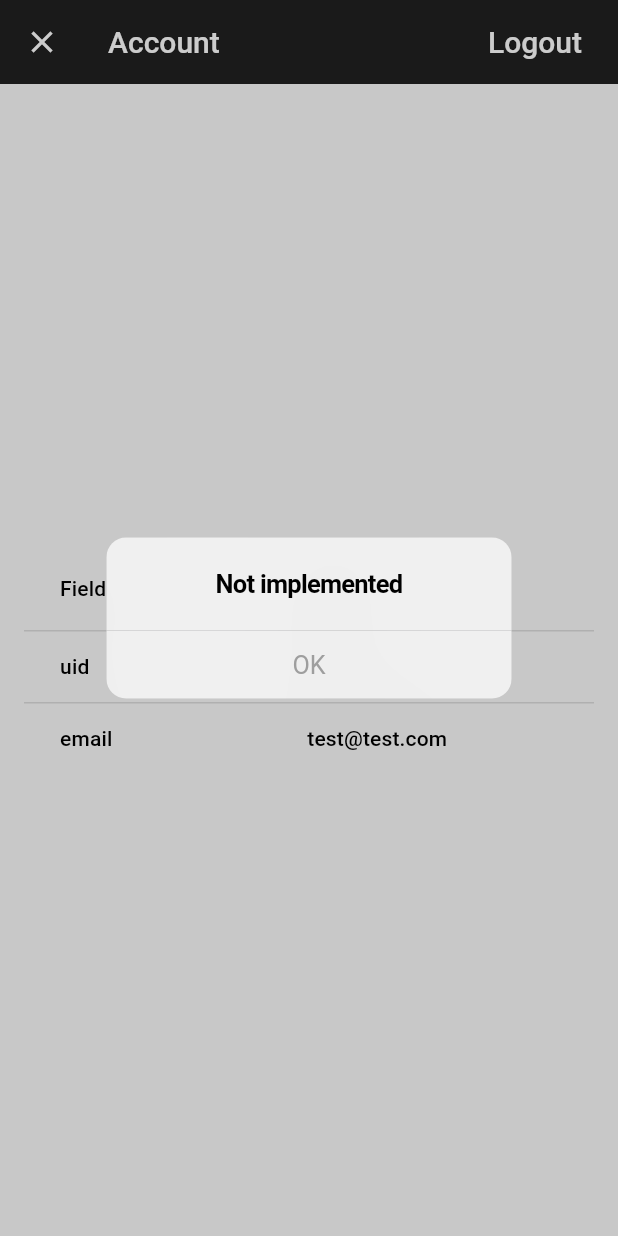
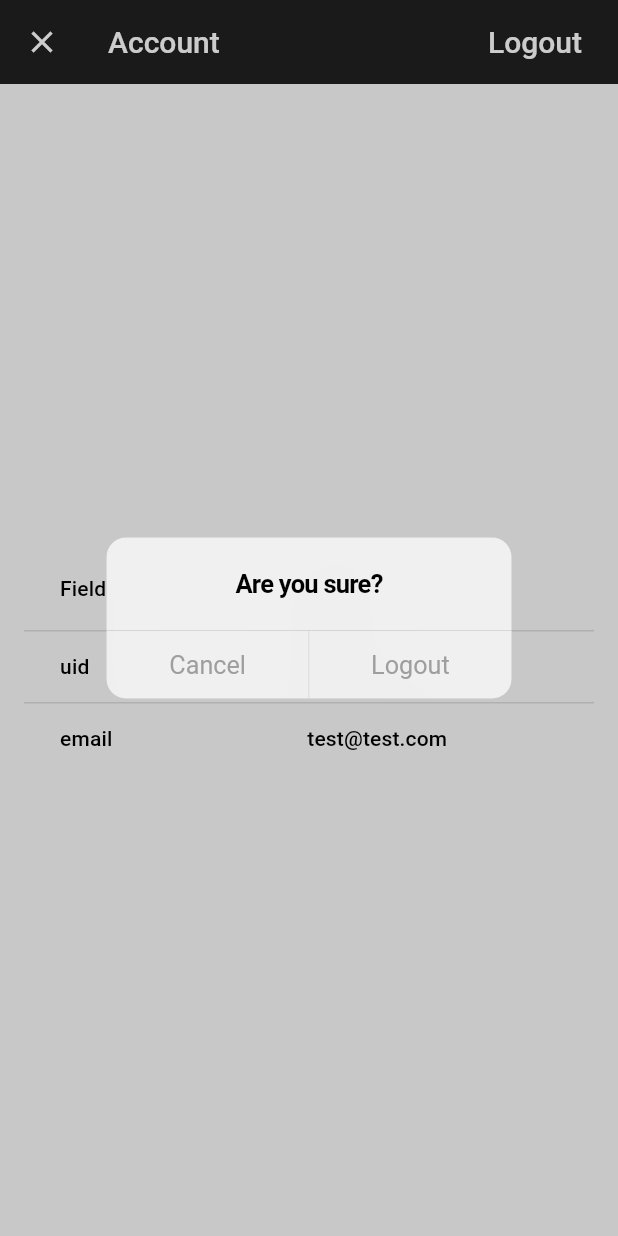
Before and after one commit to aptx113/ecommerce_app, a Flutter app: the AccountScreen screen opened by its route, after a tap on "Logout", on a phone screen of 412 x 824 dp. Run offline on Flutter 3.47's test engine with Material 2 defaults, Android fonts, the phone set to English and light mode, and no system bars; our stand-ins replace flutter_layout_grid, flutter_rating_bar, go_router; generated files the repository leaves out were written again.

```diff
--- a/lib/src/features/account/account_screen.dart
+++ b/lib/src/features/account/account_screen.dart
@@ -1,9 +1,11 @@
 import 'package:flutter/material.dart';
+import 'package:flutter_gen/gen_l10n/app_localizations.dart';
 
 import '../../common_widgets/action_text_button.dart';
 import '../../common_widgets/alert_dialogs.dart';
 import '../../common_widgets/responsive_center.dart';
 import '../../constants/app_sizes.dart';
+import '../../localization/app_localizations_of.dart';
 import '../../localization/string_hardcoded.dart';
 import '../../models/app_user.dart';
 
@@ -14,12 +16,16 @@ class AccountScreen extends StatelessWidget {
   Widget build(BuildContext context) {
     return Scaffold(
       appBar: AppBar(
-        title: Text('Account'.hardcoded),
+        title: Text(context.localizations!.account),
         actions: [
           ActionTextButton(
-            text: 'Logout'.hardcoded,
+            text: context.localizations!.logout,
             onPressed: () async {
-              showNotImplementedAlertDialog(context: context);
+              final logout = await showAlertDialog(
+                  context: context,
+                  title: AppLocalizations.of(context)!.areYouSure,
+                  cancelActionText: AppLocalizations.of(context)!.cancel,
+                  defaultActionText: AppLocalizations.of(context)!.logout);
             },
           )
         ],
@@ -41,24 +47,24 @@ class UserDataTable extends StatelessWidget {
     return DataTable(columns: [
       DataColumn(
         label: Text(
-          'Field'.hardcoded,
+          context.localizations!.field,
           style: style,
         ),
       ),
       DataColumn(
         label: Text(
-          'Value'.hardcoded,
+          context.localizations!.value,
           style: style,
         ),
       )
     ], rows: [
       _makeDataRow(
-        'uid'.hardcoded,
+        context.localizations!.uidLowercase,
         user.uid,
         style,
       ),
       _makeDataRow(
-        'email'.hardcoded,
+        context.localizations!.emailLowercase,
         user.email ?? '',
         style,
       )
--- a/lib/src/features/checkout/checkout_screen.dart
+++ b/lib/src/features/checkout/checkout_screen.dart
@@ -1,6 +1,6 @@
 import 'package:flutter/material.dart';
 
-import "../../localization/string_hardcoded.dart";
+import '../../localization/app_localizations_of.dart';
 import '../sign_in/email_password_sign_in_screen.dart';
 import '../sign_in/email_password_sign_in_state.dart';
 import 'payment/payment_page.dart';
@@ -40,8 +40,8 @@ class _CheckoutScreenState extends State<CheckoutScreen> {
   @override
   Widget build(BuildContext context) {
     final title = _subRoute == CheckoutSubRoute.register
-        ? 'Register'.hardcoded
-        : 'Payment'.hardcoded;
+        ? context.localizations!.register
+        : context.localizations!.payment;
 
     return Scaffold(
       appBar: AppBar(
--- a/lib/src/features/home_app_bar/home_app_bar.dart
+++ b/lib/src/features/home_app_bar/home_app_bar.dart
@@ -36,18 +36,18 @@ class HomeAppBar extends StatelessWidget with PreferredSizeWidget {
             ActionTextButton(
               key: MoreMenuButton.ordersKey,
               text: AppLocalizations.of(context)!.orders,
-              onPressed: () => context.goNamed(AppRoute.orders.name),
+              onPressed: () => context.pushNamed(AppRoute.orders.name),
             ),
             ActionTextButton(
               key: MoreMenuButton.accountKey,
               text: AppLocalizations.of(context)!.account,
-              onPressed: () => context.goNamed(AppRoute.account.name),
+              onPressed: () => context.pushNamed(AppRoute.account.name),
             ),
           ] else
             ActionTextButton(
               key: MoreMenuButton.signInKey,
               text: AppLocalizations.of(context)!.signIn,
-              onPressed: () => context.goNamed(AppRoute.signIn.name),
+              onPressed: () => context.pushNamed(AppRoute.signIn.name),
             )
         ],
       );
--- a/lib/src/features/home_app_bar/more_menu_button.dart
+++ b/lib/src/features/home_app_bar/more_menu_button.dart
@@ -51,13 +51,13 @@ class MoreMenuButton extends StatelessWidget {
       onSelected: (option) {
         switch (option) {
           case PopupMenuOption.signIn:
-            context.goNamed(AppRoute.signIn.name);
+            context.pushNamed(AppRoute.signIn.name);
             break;
           case PopupMenuOption.orders:
-            context.goNamed(AppRoute.orders.name);
+            context.pushNamed(AppRoute.orders.name);
             break;
           case PopupMenuOption.account:
-            context.go(AppRoute.account.name);
+            context.pushNamed(AppRoute.account.name);
             break;
         }
       },
--- a/lib/src/features/home_app_bar/shopping_cart_icon.dart
+++ b/lib/src/features/home_app_bar/shopping_cart_icon.dart
@@ -19,7 +19,7 @@ class ShoppingCartIcon extends StatelessWidget {
           child: IconButton(
             key: shoppingCartIconKey,
             icon: const Icon(Icons.shopping_cart),
-            onPressed: () => context.goNamed(AppRoute.cart.name),
+            onPressed: () => context.pushNamed(AppRoute.cart.name),
           ),
         ),
         if (cartItemsCount > 0)
--- a/lib/src/features/not_found/not_found_screen.dart
+++ b/lib/src/features/not_found/not_found_screen.dart
@@ -1,6 +1,7 @@
 import 'package:flutter/material.dart';
 
-import '../../localization/string_hardcoded.dart';
+import 'package:flutter_gen/gen_l10n/app_localizations.dart';
+
 import 'empty_placeholder_widget.dart';
 
 class NotFoundScreen extends StatelessWidget {
@@ -11,7 +12,7 @@ class NotFoundScreen extends StatelessWidget {
     return Scaffold(
       appBar: AppBar(),
       body: EmptyPlaceholderWidget(
-        message: '404 - Page not found!'.hardcoded,
+        message: AppLocalizations.of(context)!.notFound404,
       ),
     );
   }
--- a/lib/src/localization/app_en.arb
+++ b/lib/src/localization/app_en.arb
@@ -34,6 +34,8 @@
     "invalidEmailEmpty": "Email can't be empty",
     "invalidPasswordTooShort": "Password is too short",
     "invalidPasswordEmpty": "Password can't be empty",
+    "areYouSure": "Are you sure?",
+    "cancel": "Cancel",
     "logout": "Logout",
     "submit": "Submit",
     "invalidEmail": "Invalid email",
--- /dev/null
+++ b/lib/src/localization/app_localizations_of.dart
@@ -0,0 +1,6 @@
+import 'package:flutter/material.dart';
+import 'package:flutter_gen/gen_l10n/app_localizations.dart';
+
+extension AppLocalizationsOf on BuildContext {
+  AppLocalizations? get localizations => AppLocalizations.of(this);
+}
--- a/lib/src/routing/app_router.dart
+++ b/lib/src/routing/app_router.dart
@@ -1,14 +1,27 @@
+import 'package:ecommerce_app/src/features/checkout/checkout_screen.dart';
 import 'package:flutter/material.dart';
 import 'package:go_router/go_router.dart';
 
 import '../features/account/account_screen.dart';
+import '../features/leave_review_page/leave_review_screen.dart';
+import '../features/not_found/not_found_screen.dart';
 import '../features/orders_list/orders_list_screen.dart';
+import '../features/product_page/product_screen.dart';
 import '../features/products_list/products_list_screen.dart';
 import '../features/shopping_cart/shopping_cart_screen.dart';
 import '../features/sign_in/email_password_sign_in_screen.dart';
 import '../features/sign_in/email_password_sign_in_state.dart';
 
-enum AppRoute { home, cart, orders, account, signIn }
+enum AppRoute {
+  home,
+  product,
+  leaveReview,
+  cart,
+  checkout,
+  orders,
+  account,
+  signIn,
+}
 
 final goRouter = GoRouter(
   initialLocation: '/',
@@ -20,6 +33,28 @@ final goRouter = GoRouter(
       builder: (context, state) => const ProductsListScreen(),
       routes: [
         GoRoute(
+          path: 'product/:id',
+          name: AppRoute.product.name,
+          builder: (context, state) {
+            final productId = state.params['id']!;
+            return ProductScreen(productId: productId);
+          },
+          routes: [
+            GoRoute(
+              path: 'review',
+              name: AppRoute.leaveReview.name,
+              pageBuilder: (context, state) {
+                final productId = state.params['id']!;
+                return MaterialPage(
+                  key: state.pageKey,
+                  fullscreenDialog: true,
+                  child: LeaveReviewScreen(productId: productId),
+                );
+              },
+            )
+          ],
+        ),
+        GoRoute(
           path: 'cart',
           name: AppRoute.cart.name,
           pageBuilder: (context, state) => MaterialPage(
@@ -27,6 +62,17 @@ final goRouter = GoRouter(
             fullscreenDialog: true,
             child: const ShoppingCartScreen(),
           ),
+          routes: [
+            GoRoute(
+              path: 'checkout',
+              name: AppRoute.checkout.name,
+              pageBuilder: (context, state) => MaterialPage(
+                key: state.pageKey,
+                fullscreenDialog: true,
+                child: const CheckoutScreen(),
+              ),
+            )
+          ],
         ),
         GoRoute(
           path: 'orders',
@@ -60,4 +106,5 @@ final goRouter = GoRouter(
       ],
     ),
   ],
+  errorBuilder: (context, state) => const NotFoundScreen(),
 );
```
Also changed, not shown: lib/src/features/leave_review_page/leave_review_screen.dart (+50 -7 lines), lib/src/features/not_found/empty_placeholder_widget.dart (+5 -4 lines), lib/src/features/product_page/leave_review_action.dart (+20 -11 lines), lib/src/features/products_list/products_grid.dart (+7 -7 lines), lib/src/features/shopping_cart/shopping_cart_screen.dart (+6 -10 lines).
